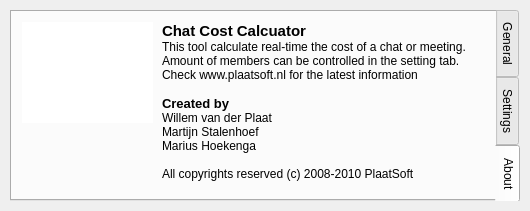
Above: src/calc.ui from plaatsoft/chatcostcalc before the change. Below: the same form after it.
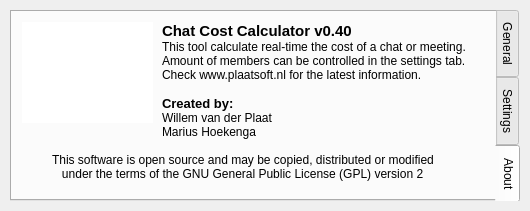
That is the form after the change. The open tabs and pages were chosen to show the change.

Patch:
```diff
--- a/src/calc.ui
+++ b/src/calc.ui
@@ -291,7 +291,7 @@
        <x>150</x>
        <y>10</y>
        <width>321</width>
-       <height>161</height>
+       <height>121</height>
       </rect>
      </property>
      <property name="text">
@@ -299,20 +299,35 @@
 &lt;html&gt;&lt;head&gt;&lt;meta name=&quot;qrichtext&quot; content=&quot;1&quot; /&gt;&lt;style type=&quot;text/css&quot;&gt;
 p, li { white-space: pre-wrap; }
 &lt;/style&gt;&lt;/head&gt;&lt;body style=&quot; font-family:'MS Shell Dlg 2'; font-size:8.25pt; font-weight:400; font-style:normal;&quot;&gt;
-&lt;p style=&quot; margin-top:0px; margin-bottom:0px; margin-left:0px; margin-right:0px; -qt-block-indent:0; text-indent:0px;&quot;&gt;&lt;span style=&quot; font-size:11pt; font-weight:600;&quot;&gt;Chat Cost Calcuator&lt;/span&gt;&lt;/p&gt;
+&lt;p style=&quot; margin-top:0px; margin-bottom:0px; margin-left:0px; margin-right:0px; -qt-block-indent:0; text-indent:0px;&quot;&gt;&lt;span style=&quot; font-size:11pt; font-weight:600;&quot;&gt;Chat Cost Calculator v0.40&lt;/span&gt;&lt;/p&gt;
 &lt;p style=&quot; margin-top:0px; margin-bottom:0px; margin-left:0px; margin-right:0px; -qt-block-indent:0; text-indent:0px;&quot;&gt;&lt;span style=&quot; font-size:9pt;&quot;&gt;This tool calculate real-time the cost of a chat or meeting. &lt;/span&gt;&lt;/p&gt;
-&lt;p style=&quot; margin-top:0px; margin-bottom:0px; margin-left:0px; margin-right:0px; -qt-block-indent:0; text-indent:0px;&quot;&gt;&lt;span style=&quot; font-size:9pt;&quot;&gt;Amount of members can be controlled in the setting tab.&lt;/span&gt;&lt;/p&gt;
-&lt;p style=&quot; margin-top:0px; margin-bottom:0px; margin-left:0px; margin-right:0px; -qt-block-indent:0; text-indent:0px;&quot;&gt;&lt;span style=&quot; font-size:9pt;&quot;&gt;Check www.plaatsoft.nl for the latest information&lt;/span&gt;&lt;/p&gt;
+&lt;p style=&quot; margin-top:0px; margin-bottom:0px; margin-left:0px; margin-right:0px; -qt-block-indent:0; text-indent:0px;&quot;&gt;&lt;span style=&quot; font-size:9pt;&quot;&gt;Amount of members can be controlled in the settings tab.&lt;/span&gt;&lt;/p&gt;
+&lt;p style=&quot; margin-top:0px; margin-bottom:0px; margin-left:0px; margin-right:0px; -qt-block-indent:0; text-indent:0px;&quot;&gt;&lt;span style=&quot; font-size:9pt;&quot;&gt;Check www.plaatsoft.nl for the latest information.&lt;/span&gt;&lt;/p&gt;
 &lt;p style=&quot;-qt-paragraph-type:empty; margin-top:0px; margin-bottom:0px; margin-left:0px; margin-right:0px; -qt-block-indent:0; text-indent:0px; font-size:9pt;&quot;&gt;&lt;/p&gt;
-&lt;p style=&quot; margin-top:0px; margin-bottom:0px; margin-left:0px; margin-right:0px; -qt-block-indent:0; text-indent:0px;&quot;&gt;&lt;span style=&quot; font-size:10pt; font-weight:600;&quot;&gt;Created by&lt;/span&gt;&lt;/p&gt;
+&lt;p style=&quot; margin-top:0px; margin-bottom:0px; margin-left:0px; margin-right:0px; -qt-block-indent:0; text-indent:0px;&quot;&gt;&lt;span style=&quot; font-size:10pt; font-weight:600;&quot;&gt;Created by:&lt;/span&gt;&lt;/p&gt;
 &lt;p style=&quot; margin-top:0px; margin-bottom:0px; margin-left:0px; margin-right:0px; -qt-block-indent:0; text-indent:0px;&quot;&gt;&lt;span style=&quot; font-size:9pt;&quot;&gt;Willem van der Plaat &lt;/span&gt;&lt;/p&gt;
-&lt;p style=&quot; margin-top:0px; margin-bottom:0px; margin-left:0px; margin-right:0px; -qt-block-indent:0; text-indent:0px;&quot;&gt;&lt;span style=&quot; font-size:9pt;&quot;&gt;Martijn Stalenhoef&lt;/span&gt;&lt;/p&gt;
 &lt;p style=&quot; margin-top:0px; margin-bottom:0px; margin-left:0px; margin-right:0px; -qt-block-indent:0; text-indent:0px;&quot;&gt;&lt;span style=&quot; font-size:9pt;&quot;&gt;Marius Hoekenga&lt;/span&gt;&lt;/p&gt;
-&lt;p style=&quot;-qt-paragraph-type:empty; margin-top:0px; margin-bottom:0px; margin-left:0px; margin-right:0px; -qt-block-indent:0; text-indent:0px; font-size:9pt;&quot;&gt;&lt;/p&gt;
-&lt;p style=&quot; margin-top:0px; margin-bottom:0px; margin-left:0px; margin-right:0px; -qt-block-indent:0; text-indent:0px;&quot;&gt;&lt;span style=&quot; font-size:9pt;&quot;&gt;All copyrights reserved (c) 2008-2010 PlaatSoft&lt;/span&gt;&lt;/p&gt;
 &lt;p style=&quot;-qt-paragraph-type:empty; margin-top:0px; margin-bottom:0px; margin-left:0px; margin-right:0px; -qt-block-indent:0; text-indent:0px; font-size:10pt;&quot;&gt;&lt;/p&gt;&lt;/body&gt;&lt;/html&gt;</string>
      </property>
     </widget>
+    <widget class="QLabel" name="label_4">
+     <property name="geometry">
+      <rect>
+       <x>40</x>
+       <y>140</y>
+       <width>411</width>
+       <height>31</height>
+      </rect>
+     </property>
+     <property name="text">
+      <string>&lt;!DOCTYPE HTML PUBLIC &quot;-//W3C//DTD HTML 4.0//EN&quot; &quot;http://www.w3.org/TR/REC-html40/strict.dtd&quot;&gt;
+&lt;html&gt;&lt;head&gt;&lt;meta name=&quot;qrichtext&quot; content=&quot;1&quot; /&gt;&lt;style type=&quot;text/css&quot;&gt;
+p, li { white-space: pre-wrap; }
+&lt;/style&gt;&lt;/head&gt;&lt;body style=&quot; font-family:'MS Shell Dlg 2'; font-size:8.25pt; font-weight:400; font-style:normal;&quot;&gt;
+&lt;p style=&quot; margin-top:0px; margin-bottom:0px; margin-left:0px; margin-right:0px; -qt-block-indent:0; text-indent:0px;&quot;&gt;&lt;span style=&quot; font-size:9pt; color:#000000;&quot;&gt;This software is open source and may be copied, distributed or modified &lt;/span&gt;&lt;/p&gt;
+&lt;p style=&quot; margin-top:0px; margin-bottom:0px; margin-left:0px; margin-right:0px; -qt-block-indent:0; text-indent:0px;&quot;&gt;&lt;span style=&quot; font-size:9pt; color:#000000;&quot;&gt;   under the terms of the GNU General Public License (GPL) version 2&lt;/span&gt;&lt;/p&gt;&lt;/body&gt;&lt;/html&gt;</string>
+     </property>
+    </widget>
    </widget>
   </widget>
  </widget>
```
Left out of the diff: 10 changed lines with no effect on the pictures.
